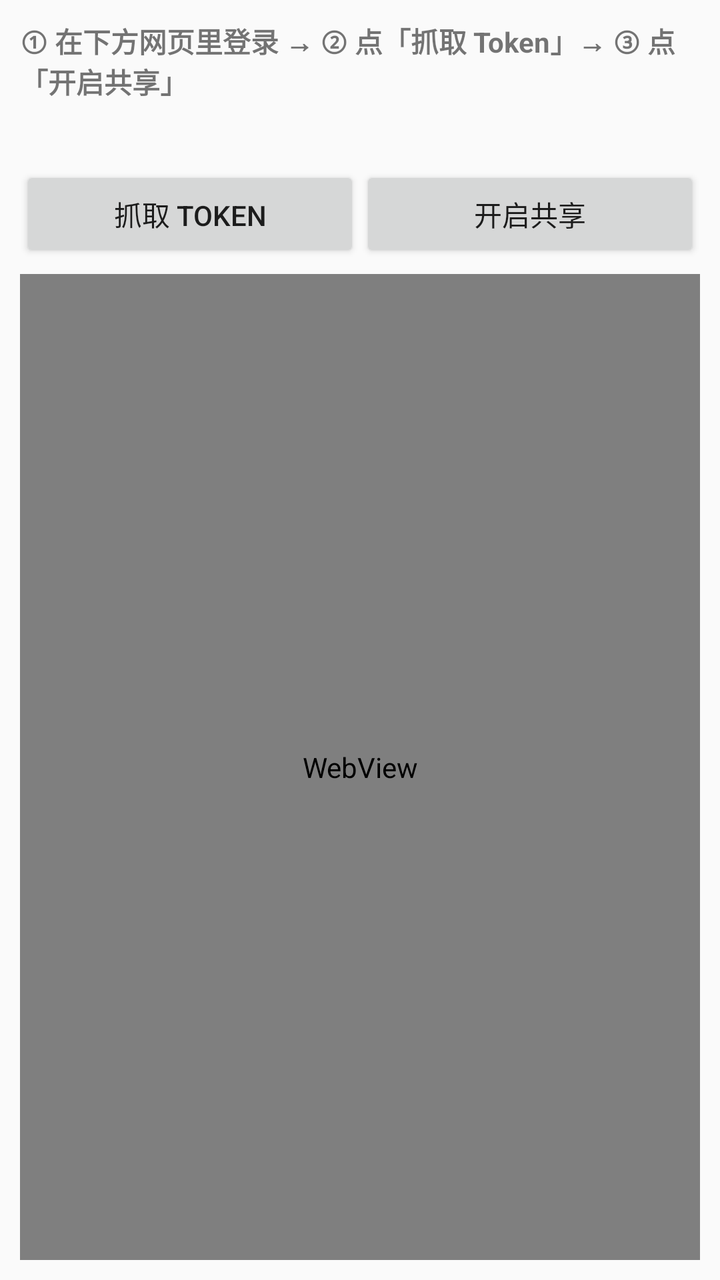
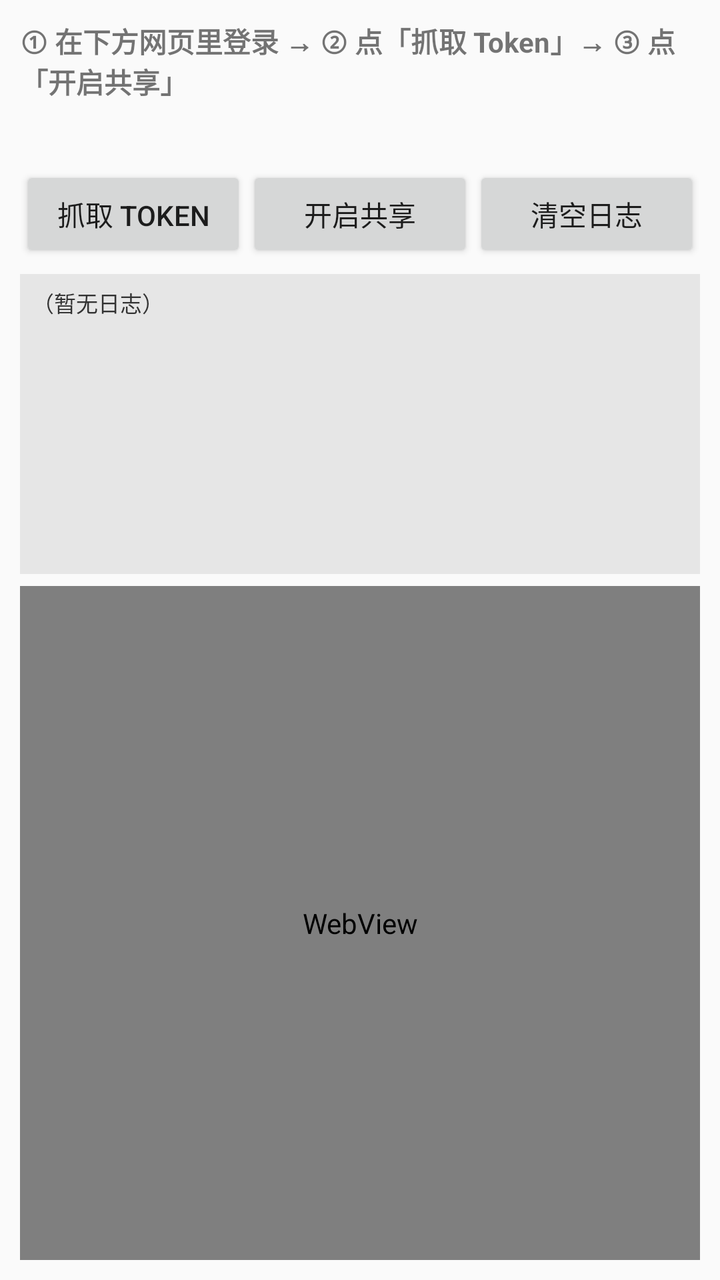

Two renders of the same Android screen: before a commit and after it. Below are the layout's source before the change and the commit's diff.
<!-- AndroidManifest.xml: application theme Theme.AppCompat.DayNight.NoActionBar -->
<!-- res/layout/activity_main.xml -->
<?xml version="1.0" encoding="utf-8"?>
<LinearLayout xmlns:android="http://schemas.android.com/apk/res/android"
    android:layout_width="match_parent"
    android:layout_height="match_parent"
    android:orientation="vertical"
    android:padding="10dp">

    <TextView
        android:id="@+id/tvStatus"
        android:layout_width="match_parent"
        android:layout_height="wrap_content"
        android:textSize="14sp"
        android:textStyle="bold"
        android:text="① 在下方网页里登录 → ② 点「抓取 Token」→ ③ 点「开启共享」" />

    <TextView
        android:id="@+id/tvAddr"
        android:layout_width="match_parent"
        android:layout_height="wrap_content"
        android:textSize="15sp"
        android:paddingTop="6dp"
        android:textColor="#0a7d00"
        android:text="" />

    <LinearLayout
        android:layout_width="match_parent"
        android:layout_height="wrap_content"
        android:orientation="horizontal"
        android:paddingTop="6dp">

        <Button
            android:id="@+id/btnGrab"
            android:layout_width="0dp"
            android:layout_height="wrap_content"
            android:layout_weight="1"
            android:text="抓取 Token" />

        <Button
            android:id="@+id/btnToggle"
            android:layout_width="0dp"
            android:layout_height="wrap_content"
            android:layout_weight="1"
            android:text="开启共享" />
    </LinearLayout>

    <WebView
        android:id="@+id/web"
        android:layout_width="match_parent"
        android:layout_height="0dp"
        android:layout_weight="1"
        android:layout_marginTop="6dp" />
</LinearLayout>
<!-- resources referenced by this layout -->
<resources>

</resources>

<!-- the commit's change to res/layout/activity_main.xml (unified diff, before → after) -->
@@ -41,7 +41,28 @@
             android:layout_height="wrap_content"
             android:layout_weight="1"
             android:text="开启共享" />
+
+        <Button
+            android:id="@+id/btnClearLog"
+            android:layout_width="0dp"
+            android:layout_height="wrap_content"
+            android:layout_weight="1"
+            android:text="清空日志" />
     </LinearLayout>
+
+    
+    <TextView
+        android:id="@+id/tvLog"
+        android:layout_width="match_parent"
+        android:layout_height="150dp"
+        android:layout_marginTop="6dp"
+        android:background="#14000000"
+        android:padding="6dp"
+        android:textSize="11sp"
+        android:typeface="monospace"
+        android:textColor="#333333"
+        android:scrollbars="vertical"
+        android:text="（暂无日志）" />
 
     <WebView
         android:id="@+id/web"
